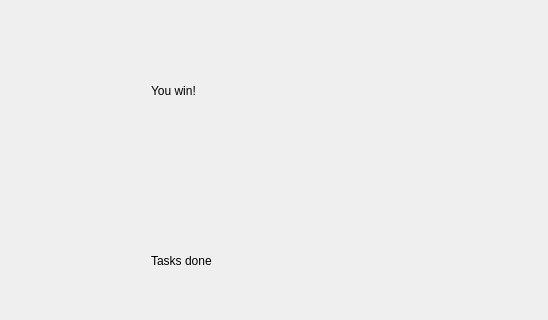
Code-team-open-source/Code-team, file Client/game_field.ui: the form before one commit; both pictures show x 252 to 800 and y 0 to 320 of the 800 by 600 pixel window.
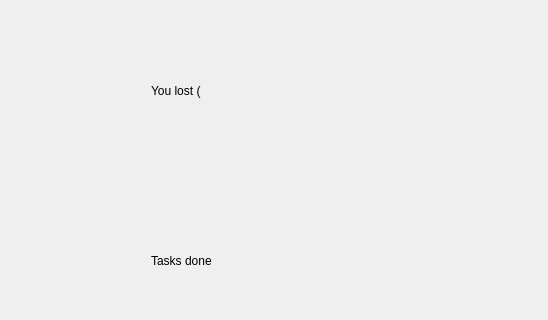
The form after the commit.

The edit to the form file:
```diff
--- a/Client/game_field.ui
+++ b/Client/game_field.ui
@@ -25,7 +25,7 @@
         <item>
          <widget class="QLabel" name="label_2">
           <property name="text">
-           <string>You win!</string>
+           <string>You lost (</string>
           </property>
          </widget>
         </item>
```
